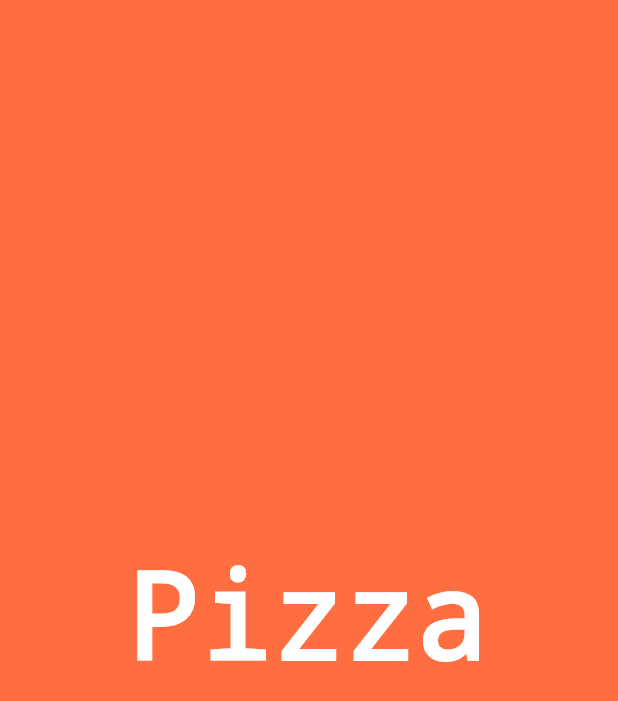
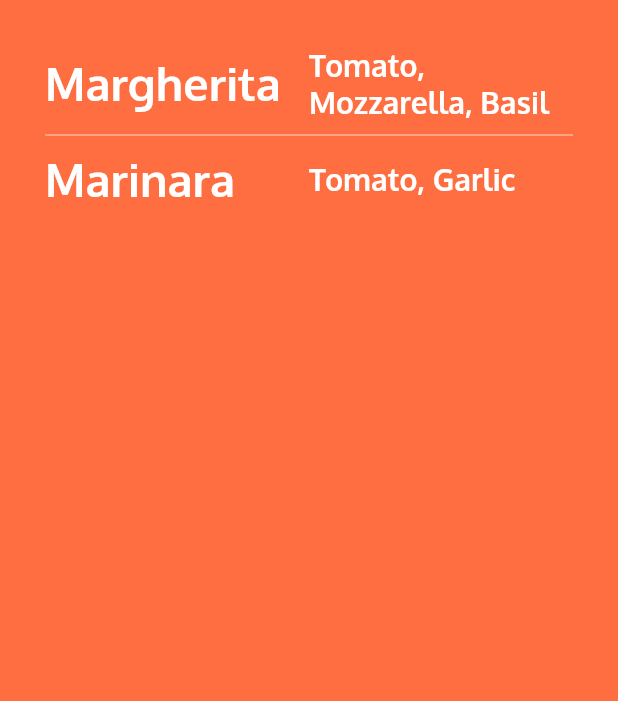
Before and after one commit to ChidiChuks/app_widgets, a Flutter app: the screen it shows after launch, on a phone screen of 412 x 824 dp. Shown: the top 701 px of the screen. Run offline on Flutter 3.47's test engine with Material 2 defaults, Android fonts, the phone set to English and light mode, and no system bars.

```diff
--- a/lib/ui/home.dart
+++ b/lib/ui/home.dart
@@ -6,19 +6,80 @@
     return Center(
       child: Container(
         alignment: Alignment.center,
+        padding: EdgeInsets.all(30.0),
         color: Colors.deepOrangeAccent,
+        child: Column(
+          children: <Widget>[
+            Row(
+              children: <Widget>[
+                Expanded(
+                  child: Text(
+                    "Margherita",
+                    textDirection: TextDirection.ltr,
+                    style: TextStyle(
+                      fontSize: 30.0,
+                      decoration: TextDecoration.none,
+                      color: Colors.white,
+                      fontFamily: 'Oxygen',
+                      fontWeight: FontWeight.bold,
+                    ),
+                  ),
+                ),
+                Expanded(
+                  child: Text(
+                    "Tomato, Mozzarella, Basil",
+                    textDirection: TextDirection.ltr,
+                    style: TextStyle(
+                      fontSize: 20.0,
+                      decoration: TextDecoration.none,
+                      color: Colors.white,
+                      fontFamily: 'Oxygen',
+                      fontWeight: FontWeight.bold,
+                    ),
+                  ),
+                ),
+              ],
+            ),
+
+            Divider(
+              height: 20.0,
+              color: Colors.white70,
+            ),
+            Row(
+              children: <Widget>[
+                Expanded(
+                  child: Text(
+                    "Marinara",
+                    textDirection: TextDirection.ltr,
+                    style: TextStyle(
+                      fontSize: 30.0,
+                      decoration: TextDecoration.none,
+                      color: Colors.white,
+                      fontFamily: 'Oxygen',
+                      fontWeight: FontWeight.bold,
+                    ),
+                  ),
+                ),
+                Expanded(
+                  child: Text(
+                    "Tomato, Garlic",
+                    textDirection: TextDirection.ltr,
+                    style: TextStyle(
+                      fontSize: 20.0,
+                      decoration: TextDecoration.none,
+                      color: Colors.white,
+                      fontFamily: 'Oxygen',
+                      fontWeight: FontWeight.bold,
+                    ),
+                  ),
+                ),
+              ],
+            ),
+          ],
+        ),
         /* width: 192.0,
         height: 96.0,
         margin: EdgeInsets.only(left:50.0), */
-        child: Text(
-          "Pizza",
-          textDirection: TextDirection.ltr,
-          style: TextStyle(
-            fontSize: 80.0,
-            decoration: TextDecoration.none,
-            color: Colors.white,
-          ),
-        ),
       ),
     );
   }
```
Also changed, not shown: pubspec.yaml (+14 -12 lines), images/dancing-gifs-transparent-20.png (added).
